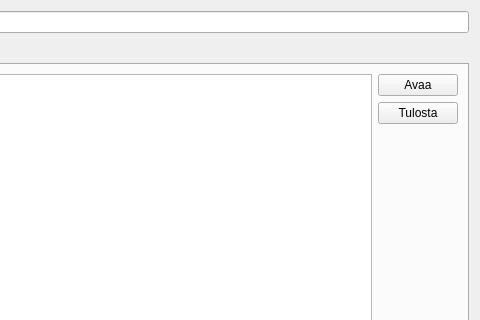
Before: the Qt Designer form kitsas/kirjaus/kirjaus.ui in artoh/kitupiikki, drawn with Qt 5; both pictures show x 1006 to 1486 and y 0 to 320 of the 1486 by 691 pixel window.
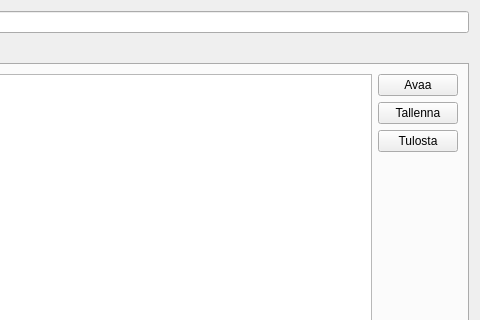
After: the same form once the commit is applied. Icons and pictures are not drawn. Custom widgets are drawn as their Qt base class.

The edit to the form file:
```diff
--- a/kitsas/kirjaus/kirjaus.ui
+++ b/kitsas/kirjaus/kirjaus.ui
@@ -255,6 +255,17 @@
            </property>
           </widget>
          </item>
+         <item>
+          <widget class="QPushButton" name="tallennaLiiteNappi">
+           <property name="text">
+            <string>Tallenna</string>
+           </property>
+           <property name="icon">
+            <iconset resource="../pic/pic.qrc">
+             <normaloff>:/pic/tiedostoon.png</normaloff>:/pic/tiedostoon.png</iconset>
+           </property>
+          </widget>
+         </item>
          <item>
           <widget class="QPushButton" name="tulostaLiiteNappi">
            <property name="text">
```
